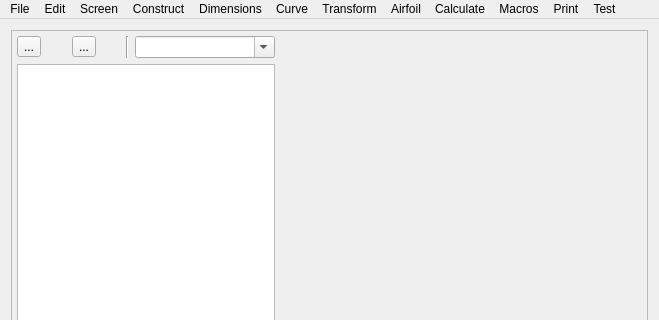
Qt form curve/curvewindow.ui (SoloMainDeveloper/TurbineQC) before a commit; both pictures show x 0 to 659 and y 0 to 320 of the 659 by 463 pixel window.
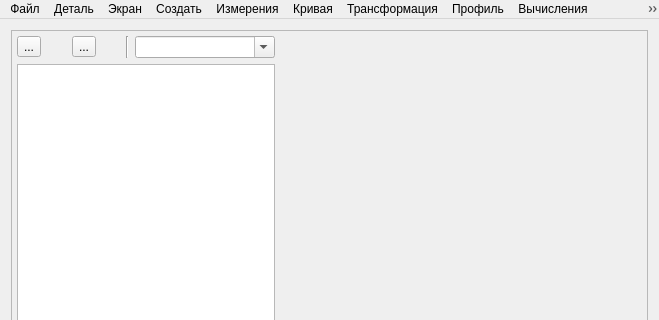
The same form after that commit. Icons and pictures are not drawn. Custom widgets are drawn as their Qt base class.

Commit message: Изменения в FigureEditDialog

```diff
--- a/curve/curvewindow.ui
+++ b/curve/curvewindow.ui
@@ -194,26 +194,26 @@
      <x>0</x>
      <y>0</y>
      <width>659</width>
-     <height>21</height>
+     <height>22</height>
     </rect>
    </property>
    <widget class="QMenu" name="menuAirfoil">
     <property name="title">
-     <string>Airfoil</string>
+     <string>Профиль</string>
     </property>
     <addaction name="actionAssignTolerancesToNominal"/>
-   </widget>
-   <widget class="QMenu" name="menuCalculate">
-    <property name="title">
-     <string>Calculate</string>
-    </property>
     <addaction name="actionCalculateTurbineParameters"/>
+   </widget>
+   <widget class="QMenu" name="menuCalculate">
+    <property name="title">
+     <string>Вычисления</string>
+    </property>
     <addaction name="actionCalculateEdgeWidth"/>
     <addaction name="actionCurve_2D_calculation"/>
    </widget>
    <widget class="QMenu" name="menuFile">
     <property name="title">
-     <string>File</string>
+     <string>Файл</string>
     </property>
     <addaction name="actionLoadFile"/>
     <addaction name="actionLoadProject"/>
@@ -225,7 +225,7 @@
    </widget>
    <widget class="QMenu" name="menuCurve">
     <property name="title">
-     <string>Curve</string>
+     <string>Кривая</string>
     </property>
     <addaction name="actionMergeClouds"/>
     <addaction name="actionRadiusCorrection"/>
@@ -234,7 +234,7 @@
    </widget>
    <widget class="QMenu" name="menuDimensions">
     <property name="title">
-     <string>Dimensions</string>
+     <string>Измерения</string>
     </property>
     <widget class="QMenu" name="menuAngle">
      <property name="enabled">
@@ -279,7 +279,7 @@
    </widget>
    <widget class="QMenu" name="menuScreen">
     <property name="title">
-     <string>Screen</string>
+     <string>Экран</string>
     </property>
     <addaction name="actionZoomExtents"/>
     <addaction name="actionZoomPlus"/>
@@ -287,13 +287,13 @@
    </widget>
    <widget class="QMenu" name="menuMacros">
     <property name="title">
-     <string>Macros</string>
+     <string>Макросы</string>
     </property>
     <addaction name="actionShowMacrosWindow"/>
    </widget>
    <widget class="QMenu" name="menuTransform">
     <property name="title">
-     <string>Transform</string>
+     <string>Трансформация</string>
     </property>
     <addaction name="actionShift"/>
     <addaction name="actionRotate"/>
@@ -301,25 +301,25 @@
    </widget>
    <widget class="QMenu" name="menuEdit">
     <property name="title">
-     <string>Edit</string>
+     <string>Деталь</string>
     </property>
     <addaction name="actionEdit_Part_Data"/>
    </widget>
    <widget class="QMenu" name="menuConstruct">
     <property name="title">
-     <string>Construct</string>
+     <string>Создать</string>
     </property>
     <addaction name="actionText"/>
    </widget>
    <widget class="QMenu" name="menuReport">
     <property name="title">
-     <string>Print</string>
+     <string>Печать</string>
     </property>
     <addaction name="actionShowPrintViewer"/>
    </widget>
    <widget class="QMenu" name="menuTest">
     <property name="title">
-     <string>Test</string>
+     <string>Тест</string>
     </property>
     <addaction name="actionCompareFLR"/>
    </widget>
```
Left out of the diff: 66 changed lines with no effect on the pictures. The commit also changes 36 other files.
